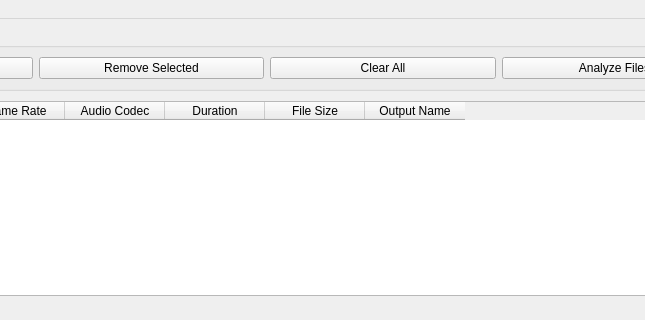
Above: src/ui/MainWindow.ui from supernova-jpg/Container-encapsulator before the change; both pictures show x 445 to 1090 and y 0 to 320 of the 1200 by 800 pixel window. Below: the same form after it.
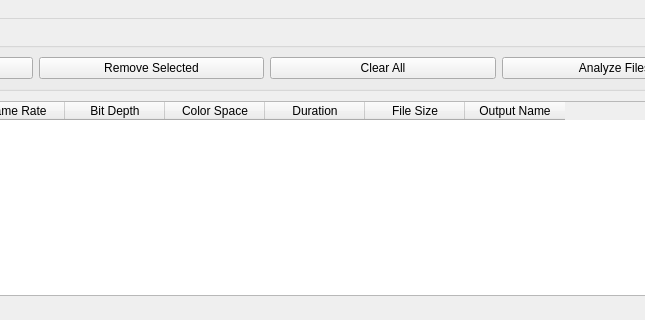
That is the form after the change.

The edit to the form file:
```diff
--- a/src/ui/MainWindow.ui
+++ b/src/ui/MainWindow.ui
@@ -127,7 +127,12 @@
       </column>
       <column>
        <property name="text">
-        <string>Audio Codec</string>
+        <string>Bit Depth</string>
+       </property>
+      </column>
+      <column>
+       <property name="text">
+        <string>Color Space</string>
        </property>
       </column>
       <column>
```
